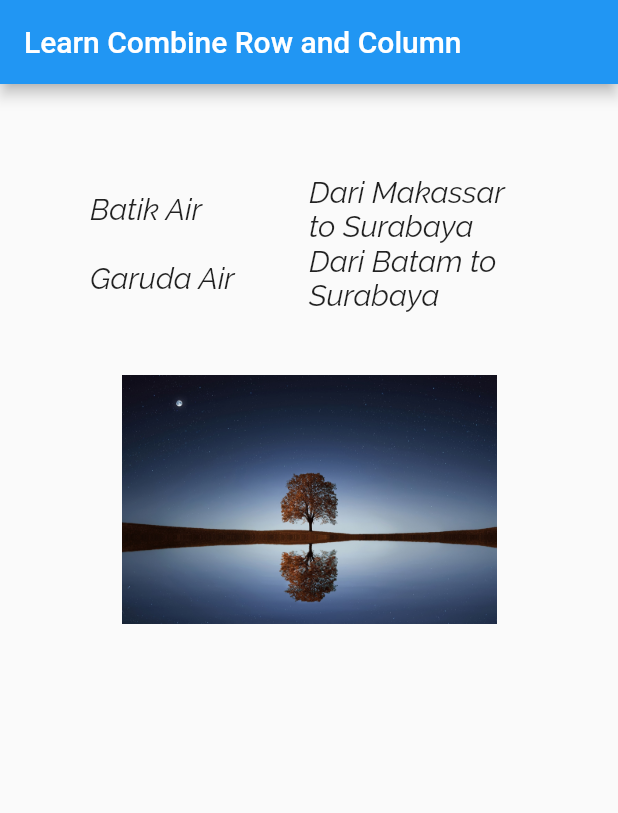
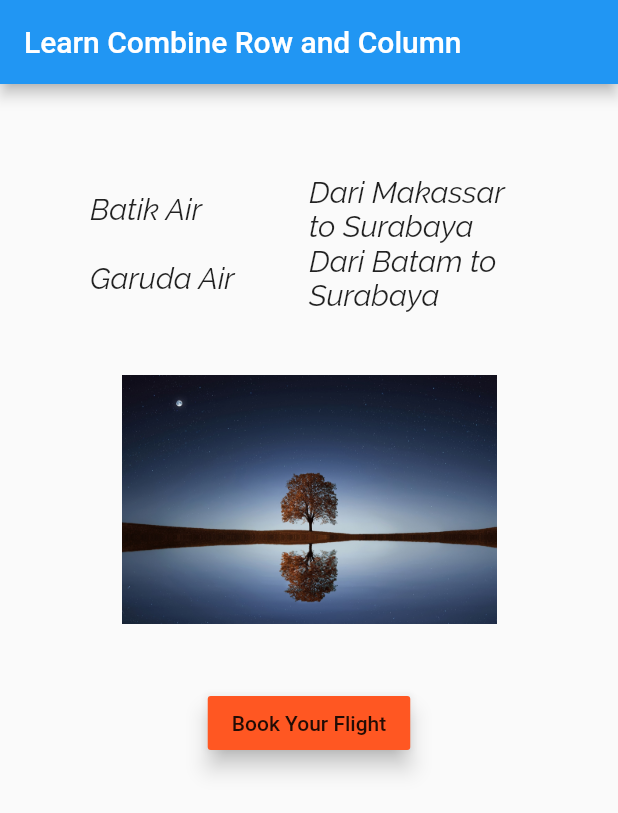
Before and after one commit to alfirajessica/UI_dart, a Flutter app: the screen it shows after launch, on a phone screen of 412 x 824 dp. Shown: the top 813 px of the screen. Run offline on Flutter 3.47's test engine with Material 2 defaults, Android fonts, the phone set to English and light mode, and no system bars.

Commit message:
add button

```diff
--- a/lib/app_screens/Combinerowcol.dart
+++ b/lib/app_screens/Combinerowcol.dart
@@ -57,7 +57,8 @@ class Combinerowcol extends StatelessWidget {
                 ),
               ],
             ),
-            Imageshow()
+            Imageshow(), //call class Imageshow
+            Buttonbook()
           ],
         ),
       ),
@@ -77,3 +78,32 @@ class Imageshow extends StatelessWidget {
     return Container(child: image);
   }
 }
+
+class Buttonbook extends StatelessWidget {
+  @override
+  Widget build(BuildContext context) {
+    return Container(
+      child: RaisedButton(
+        color: Colors.deepOrange,
+        child: Text("Book Your Flight"),
+        elevation: 6.0,
+        onPressed: () {
+          bookFlight(context);
+        },
+      ),
+    );
+  }
+}
+
+void bookFlight(BuildContext context) {
+  var alertDialog = AlertDialog(
+    title: Text('Flight booked successfully'),
+    content: Text('ini isi konten'),
+  );
+
+  showDialog(
+      context: context,
+      builder: (BuildContext context) {
+        return alertDialog;
+      });
+}
```
